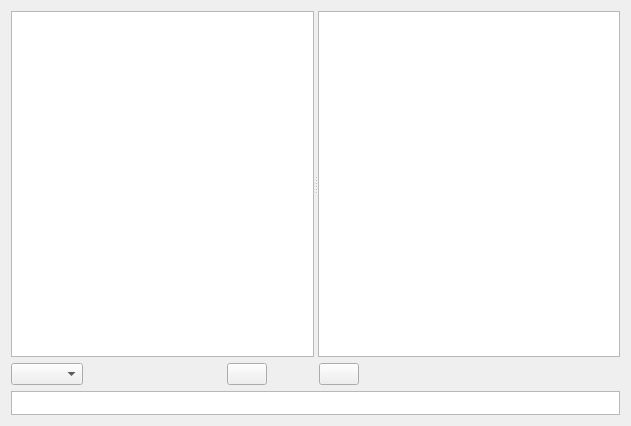
The window that application/GUI/Chat/ChatWidget.ui (Ummon/D-LAN) describes before a commit, drawn with Qt 5.
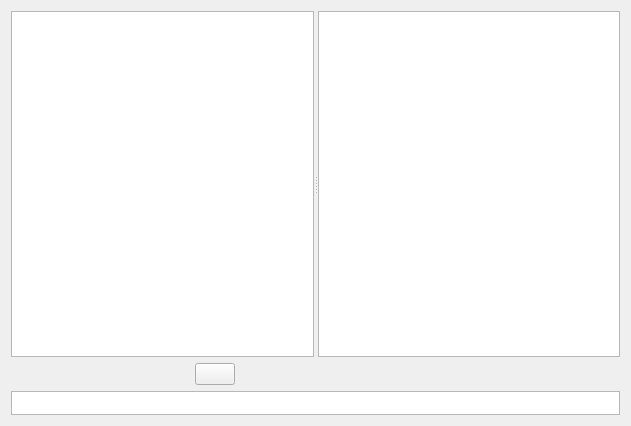
The same window after the commit. Icons and pictures are not drawn. Custom widgets are drawn as their Qt base class.

Commit message: Use markdown instead of HTML to format chat message, remove color and font size formatting.

What changed in the file:
```diff
--- a/application/GUI/Chat/ChatWidget.ui
+++ b/application/GUI/Chat/ChatWidget.ui
@@ -40,10 +40,7 @@
       </widget>
      </item>
      <item>
-      <layout class="QHBoxLayout" name="horizontalLayout" stretch="0,0,0,0,0,0,0,0">
-       <item>
-        <widget class="QComboBox" name="cmbFontSize"/>
-       </item>
+      <layout class="QHBoxLayout" name="horizontalLayout" stretch="0,0,0,0,0,0">
        <item>
         <widget class="QPushButton" name="butBold">
          <property name="text">
@@ -119,13 +116,6 @@
          </property>
         </widget>
        </item>
-       <item>
-        <widget class="GUI::ColorBox" name="butColorBox">
-         <property name="text">
-          <string/>
-         </property>
-        </widget>
-       </item>
        <item>
         <widget class="QPushButton" name="butResetFormat">
          <property name="toolTip">
@@ -156,7 +146,13 @@
          </property>
          <property name="icon">
           <iconset resource="../ressources.qrc">
-           <normaloff>:/icons/ressources/emoticon.png</normaloff>:/icons/ressources/emoticon.png</iconset>
+           <normaloff>:/icons/ressources/emoticon.svg</normaloff>:/icons/ressources/emoticon.svg</iconset>
+         </property>
+         <property name="iconSize">
+          <size>
+           <width>16</width>
+           <height>16</height>
+          </size>
          </property>
          <property name="checkable">
           <bool>true</bool>
@@ -221,11 +217,6 @@
   </layout>
  </widget>
  <customwidgets>
-  <customwidget>
-   <class>GUI::ColorBox</class>
-   <extends>QPushButton</extends>
-   <header>ColorBox.h</header>
-  </customwidget>
   <customwidget>
    <class>GUI::ChatTextEdit</class>
    <extends>QTextEdit</extends>
```
Left out of the diff: 10 changed lines with no effect on the pictures. The commit also changes 16 other files.
